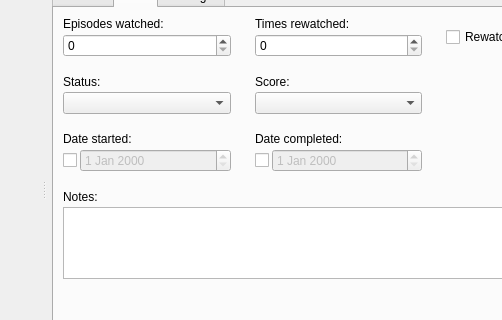
erengy/taiga, file src/gui/media/media_dialog.ui: the form before one commit; both pictures show x 280 to 782 and y 83 to 403 of the 921 by 580 pixel window.
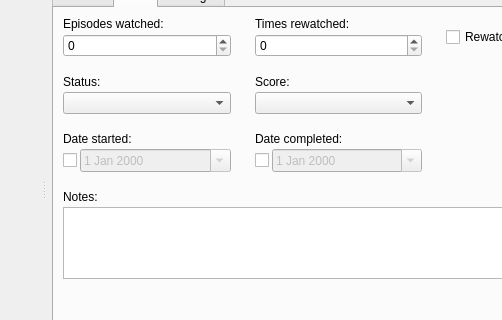
The form after the commit. The open tabs and pages were chosen to show the change.

Commit message: Enable calendar popup for date widgets

```diff
--- a/src/gui/media/media_dialog.ui
+++ b/src/gui/media/media_dialog.ui
@@ -322,6 +322,9 @@
                    <property name="enabled">
                     <bool>false</bool>
                    </property>
+                   <property name="calendarPopup">
+                    <bool>true</bool>
+                   </property>
                   </widget>
                  </item>
                 </layout>
@@ -390,6 +393,9 @@
                    <property name="enabled">
                     <bool>false</bool>
                    </property>
+                   <property name="calendarPopup">
+                    <bool>true</bool>
+                   </property>
                   </widget>
                  </item>
                 </layout>
```
